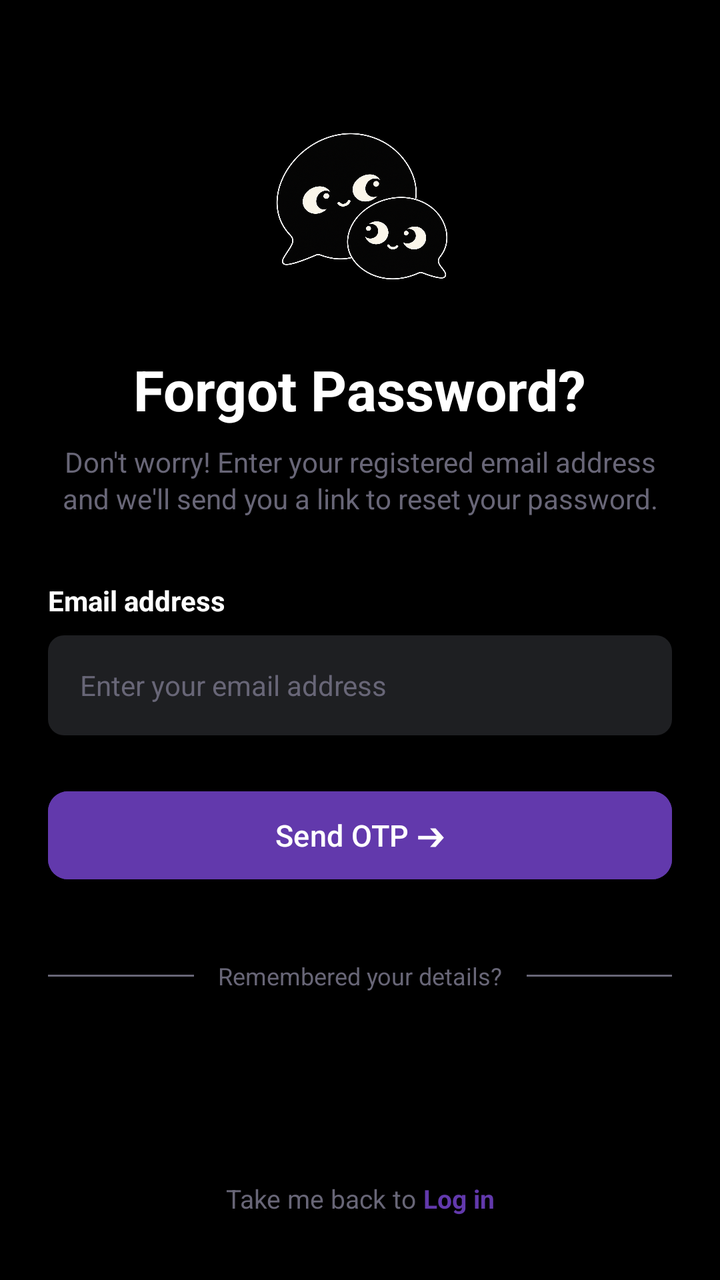
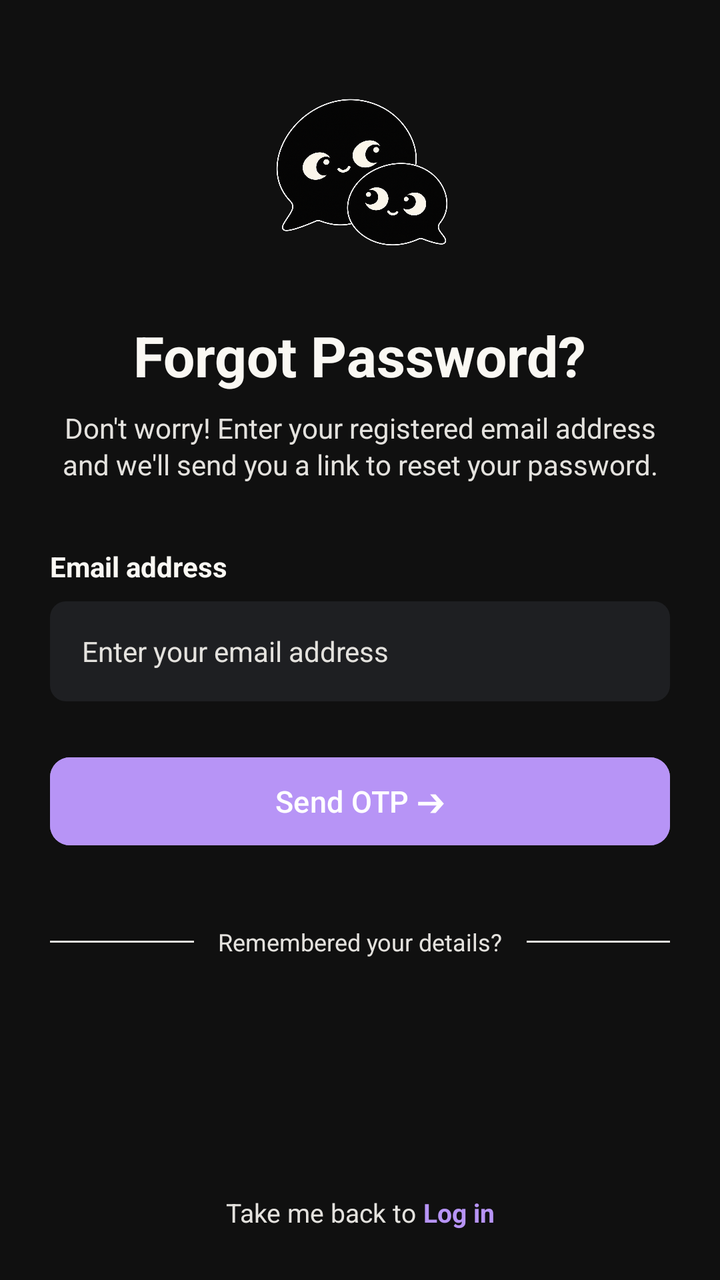

An Android layout rendered at two revisions. The XML below is the earlier revision; the diff shows what the commit changed to produce the second picture.
<!-- AndroidManifest.xml: application theme Theme.Yappy -->
<!-- res/layout/activity_forgot.xml -->
<?xml version="1.0" encoding="utf-8"?>
<androidx.constraintlayout.widget.ConstraintLayout xmlns:android="http://schemas.android.com/apk/res/android"
    xmlns:app="http://schemas.android.com/apk/res-auto"
    xmlns:tools="http://schemas.android.com/tools"
    android:layout_width="match_parent"
    android:layout_height="match_parent"
    android:background="@color/black"
    android:paddingHorizontal="24dp"
    android:paddingVertical="32dp">

    <ImageView
        android:id="@+id/ivLogo"
        android:layout_width="96dp"
        android:layout_height="96dp"
        android:layout_marginTop="24dp"
        android:contentDescription="App Logo"
        android:src="@drawable/logo"
        app:layout_constraintEnd_toEndOf="parent"
        app:layout_constraintStart_toStartOf="parent"
        app:layout_constraintTop_toTopOf="parent" />

    <TextView
        android:id="@+id/tvTitle"
        android:layout_width="wrap_content"
        android:layout_height="wrap_content"
        android:layout_marginTop="24dp"
        android:text="Forgot Password?"
        android:textColor="@color/white"
        android:textSize="28sp"
        android:textStyle="bold"
        app:layout_constraintEnd_toEndOf="parent"
        app:layout_constraintStart_toStartOf="parent"
        app:layout_constraintTop_toBottomOf="@id/ivLogo" />

    <TextView
        android:id="@+id/tvSubtitle"
        android:layout_width="0dp"
        android:layout_height="wrap_content"
        android:layout_marginTop="8dp"
        android:gravity="center"
        android:lineSpacingExtra="2dp"
        android:text="Don't worry! Enter your registered email address and we'll send you a link to reset your password."
        android:textColor="@color/text"
        android:textSize="14sp"
        app:layout_constraintEnd_toEndOf="parent"
        app:layout_constraintStart_toStartOf="parent"
        app:layout_constraintTop_toBottomOf="@id/tvTitle" />

    <TextView
        android:id="@+id/tvEmailLabel"
        android:layout_width="wrap_content"
        android:layout_height="wrap_content"
        android:layout_marginTop="32dp"
        android:text="Email address"
        android:textColor="@color/white"
        android:textSize="14sp"
        android:textStyle="bold"
        app:layout_constraintStart_toStartOf="parent"
        app:layout_constraintTop_toBottomOf="@id/tvSubtitle" />

    <EditText
        android:id="@+id/email"
        android:layout_width="match_parent"
        android:layout_height="50dp"
        android:layout_marginTop="8dp"
        android:background="@drawable/input_box_2"
        android:hint="Enter your email address"
        android:inputType="textEmailAddress"
        android:paddingHorizontal="16dp"
        android:textColor="@color/white"
        android:textColorHint="@color/text"
        android:textSize="14sp"
        app:layout_constraintTop_toBottomOf="@id/tvEmailLabel" />

    <com.google.android.material.button.MaterialButton
        android:id="@+id/btnResetPassword"
        android:layout_width="match_parent"
        android:layout_height="52dp"
        android:layout_marginTop="24dp"
        android:backgroundTint="@color/purple"
        android:text="Send OTP ➔"
        android:textAllCaps="false"
        android:textColor="@color/white"
        android:textSize="15sp"
        app:cornerRadius="10dp"
        app:layout_constraintTop_toBottomOf="@id/email" />

    <View
        android:id="@+id/dividerLeft"
        android:layout_width="0dp"
        android:layout_height="1dp"
        android:layout_marginEnd="12dp"
        android:background="@color/text"
        app:layout_constraintBottom_toBottomOf="@id/tvOrContinue"
        app:layout_constraintEnd_toStartOf="@id/tvOrContinue"
        app:layout_constraintStart_toStartOf="parent"
        app:layout_constraintTop_toTopOf="@id/tvOrContinue" />

    <TextView
        android:id="@+id/tvOrContinue"
        android:layout_width="wrap_content"
        android:layout_height="wrap_content"
        android:layout_marginTop="36dp"
        android:text="Remembered your details?"
        android:textColor="@color/text"
        android:textSize="12sp"
        app:layout_constraintEnd_toEndOf="parent"
        app:layout_constraintStart_toStartOf="parent"
        app:layout_constraintTop_toBottomOf="@id/btnResetPassword" />

    <View
        android:id="@+id/dividerRight"
        android:layout_width="0dp"
        android:layout_height="1dp"
        android:layout_marginStart="12dp"
        android:background="@color/text"
        app:layout_constraintBottom_toBottomOf="@id/tvOrContinue"
        app:layout_constraintEnd_toEndOf="parent"
        app:layout_constraintStart_toEndOf="@id/tvOrContinue"
        app:layout_constraintTop_toTopOf="@id/tvOrContinue" />

    <LinearLayout
        android:layout_width="wrap_content"
        android:layout_height="wrap_content"
        android:gravity="center"
        android:orientation="horizontal"
        app:layout_constraintBottom_toBottomOf="parent"
        app:layout_constraintEnd_toEndOf="parent"
        app:layout_constraintStart_toStartOf="parent">

        <TextView
            android:layout_width="wrap_content"
            android:layout_height="wrap_content"
            android:text="Take me back to "
            android:textColor="@color/text"
            android:textSize="13sp" />

        <TextView
            android:id="@+id/tvBackToLogin"
            android:layout_width="wrap_content"
            android:layout_height="wrap_content"
            android:text="Log in"
            android:textColor="@color/purple"
            android:clickable="true"
            android:textSize="13sp"
            android:textStyle="bold" />
    </LinearLayout>

</androidx.constraintlayout.widget.ConstraintLayout>
<!-- resources referenced by this layout -->
<resources>
  <color name="black">#FF000000</color>
  <color name="purple">#6239AC</color>
  <color name="text">#686677</color>
  <color name="white">#FFFFFFFF</color>
  <!-- drawable input_box_2 (drawable) -->
  <?xml version="1.0" encoding="utf-8"?>
  <shape xmlns:android="http://schemas.android.com/apk/res/android"
      android:shape="rectangle">
      <solid android:color="#1E1F22" />
      <corners android:radius="8dp" />
  </shape>
  <!-- drawable logo: png bitmap (drawable, 888355 bytes) -->
  <style name="Theme.Yappy" parent="Base.Theme.Yappy" />
  <style name="Base.Theme.Yappy" parent="Theme.Material3.DayNight.NoActionBar">
          
          
      </style>
</resources>

<!-- the commit's change to res/layout/activity_forgot.xml (unified diff, before → after) -->
@@ -5,8 +5,9 @@
     android:layout_width="match_parent"
     android:layout_height="match_parent"
     android:background="@color/black"
-    android:paddingHorizontal="24dp"
-    android:paddingVertical="32dp">
+    android:paddingHorizontal="25dp"
+    android:paddingTop="15dp"
+    android:paddingBottom="25dp">
 
     <ImageView
         android:id="@+id/ivLogo"
@@ -25,7 +26,7 @@
         android:layout_height="wrap_content"
         android:layout_marginTop="24dp"
         android:text="Forgot Password?"
-        android:textColor="@color/white"
+        android:textColor="@color/warm_white"
         android:textSize="28sp"
         android:textStyle="bold"
         app:layout_constraintEnd_toEndOf="parent"
@@ -40,7 +41,7 @@
         android:gravity="center"
         android:lineSpacingExtra="2dp"
         android:text="Don't worry! Enter your registered email address and we'll send you a link to reset your password."
-        android:textColor="@color/text"
+        android:textColor="@color/soft_border"
         android:textSize="14sp"
         app:layout_constraintEnd_toEndOf="parent"
         app:layout_constraintStart_toStartOf="parent"
@@ -52,7 +53,7 @@
         android:layout_height="wrap_content"
         android:layout_marginTop="32dp"
         android:text="Email address"
-        android:textColor="@color/white"
+        android:textColor="@color/warm_white"
         android:textSize="14sp"
         android:textStyle="bold"
         app:layout_constraintStart_toStartOf="parent"
@@ -67,8 +68,8 @@
         android:hint="Enter your email address"
         android:inputType="textEmailAddress"
         android:paddingHorizontal="16dp"
-        android:textColor="@color/white"
-        android:textColorHint="@color/text"
+        android:textColor="@color/warm_white"
+        android:textColorHint="@color/soft_border"
         android:textSize="14sp"
         app:layout_constraintTop_toBottomOf="@id/tvEmailLabel" />
 
@@ -90,7 +91,7 @@
         android:layout_width="0dp"
         android:layout_height="1dp"
         android:layout_marginEnd="12dp"
-        android:background="@color/text"
+        android:background="@color/soft_border"
         app:layout_constraintBottom_toBottomOf="@id/tvOrContinue"
         app:layout_constraintEnd_toStartOf="@id/tvOrContinue"
         app:layout_constraintStart_toStartOf="parent"
@@ -102,7 +103,7 @@
         android:layout_height="wrap_content"
         android:layout_marginTop="36dp"
         android:text="Remembered your details?"
-        android:textColor="@color/text"
+        android:textColor="@color/soft_border"
         android:textSize="12sp"
         app:layout_constraintEnd_toEndOf="parent"
         app:layout_constraintStart_toStartOf="parent"
@@ -113,7 +114,7 @@
         android:layout_width="0dp"
         android:layout_height="1dp"
         android:layout_marginStart="12dp"
-        android:background="@color/text"
+        android:background="@color/soft_border"
         app:layout_constraintBottom_toBottomOf="@id/tvOrContinue"
         app:layout_constraintEnd_toEndOf="parent"
         app:layout_constraintStart_toEndOf="@id/tvOrContinue"
@@ -132,7 +133,7 @@
             android:layout_width="wrap_content"
             android:layout_height="wrap_content"
             android:text="Take me back to "
-            android:textColor="@color/text"
+            android:textColor="@color/soft_border"
             android:textSize="13sp" />
 
         <TextView
<!-- resource entries referenced after the edit -->
@@ -1,8 +1,9 @@
 <!-- resources referenced by this layout -->
 <resources>
-  <color name="black">#FF000000</color>
-  <color name="purple">#6239AC</color>
-  <color name="text">#686677</color>
+  <color name="black">#101010</color>
+  <color name="purple">#B794F6</color>
+  <color name="soft_border">#E4E2DE</color>
+  <color name="warm_white">#FAF8F3</color>
   <color name="white">#FFFFFFFF</color>
   <!-- drawable input_box_2 (drawable) -->
   <?xml version="1.0" encoding="utf-8"?>
@@ -14,8 +15,6 @@
   <!-- drawable logo: png bitmap (drawable, 888355 bytes) -->
   <style name="Theme.Yappy" parent="Base.Theme.Yappy" />
   <style name="Base.Theme.Yappy" parent="Theme.Material3.DayNight.NoActionBar">
-          
-          
       </style>
 </resources>
 
